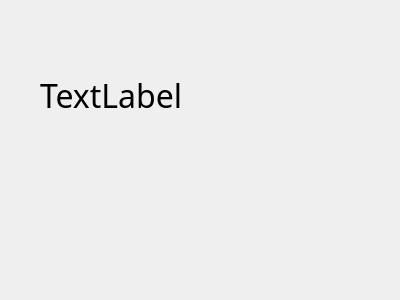
Before: the Qt Designer form DemoForm.ui in HTMSTM/python221018, drawn with Qt 5.
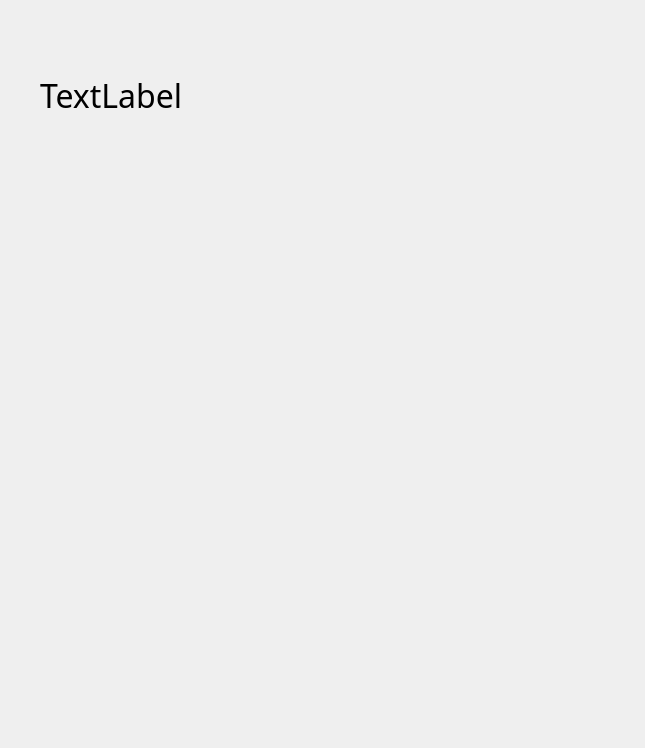
After: the same form once the commit is applied.

```diff
--- a/DemoForm.ui
+++ b/DemoForm.ui
@@ -6,8 +6,8 @@
    <rect>
     <x>0</x>
     <y>0</y>
-    <width>400</width>
-    <height>300</height>
+    <width>645</width>
+    <height>748</height>
    </rect>
   </property>
   <property name="windowTitle">
```
